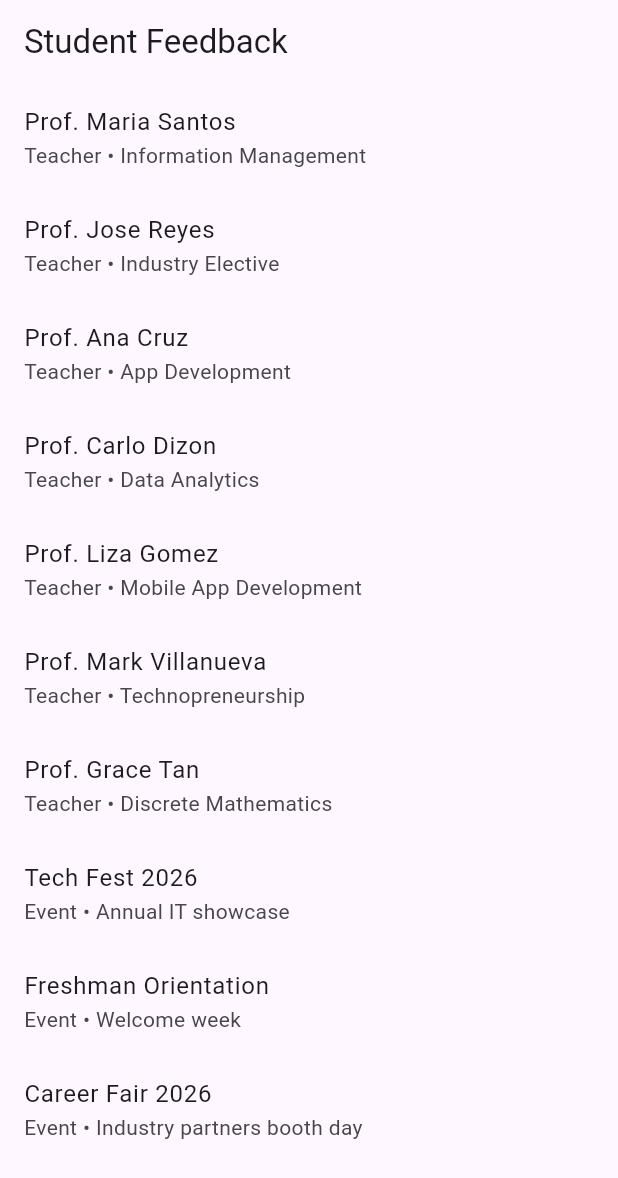
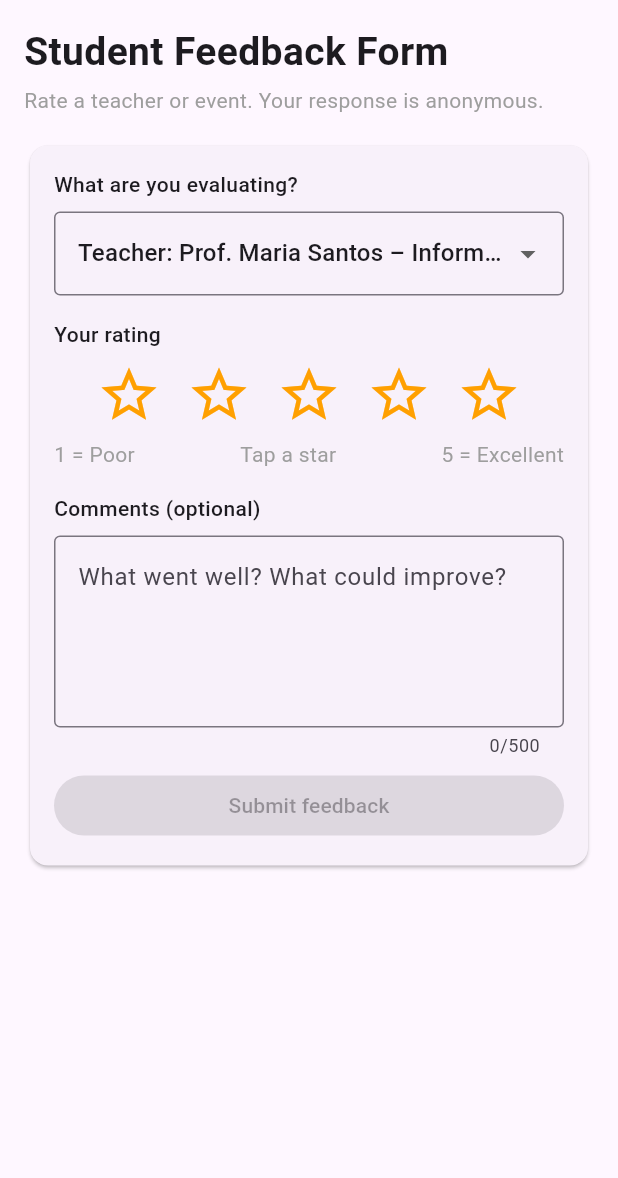
Before and after one commit to LoucilleMarieTupaz/CSIT284-Capstone-Tupaz, a Flutter app: the screen it shows after launch, on a phone screen of 412 x 824 dp. Shown: the top 1178 px of the screen. Run offline on Flutter 3.47's test engine with Material 3 defaults, Android fonts, the phone set to English and light mode, and no system bars.

Commit message:
Add Home and Evaluate Screens

```diff
--- a/capstone_tupaz/lib/main.dart
+++ b/capstone_tupaz/lib/main.dart
@@ -1,5 +1,5 @@
+import 'package:capstone_tupaz/screens/home_screen.dart';
 import 'package:flutter/material.dart';
-import 'data/dummy_data.dart';
 
 void main() {
   runApp(const MyApp());
@@ -14,19 +14,7 @@ class MyApp extends StatelessWidget {
       title: 'Student Feedback',
       debugShowCheckedModeBanner: false,
       theme: ThemeData(useMaterial3: true, colorSchemeSeed: Colors.deepPurple),
-      home: Scaffold(
-        appBar: AppBar(title: const Text('Student Feedback')),
-        body: ListView.builder(
-          itemCount: dummyTargets.length,
-          itemBuilder: (context, index) {
-            final target = dummyTargets[index];
-            return ListTile(
-              title: Text(target.name),
-              subtitle: Text('${target.typeLabel} • ${target.subtitle}'),
-            );
-          },
-        ),
-      ),
+      home: const HomeScreen(),
     );
   }
 }
--- /dev/null
+++ b/capstone_tupaz/lib/screens/evaluate_screen.dart
@@ -0,0 +1,145 @@
+import 'package:flutter/material.dart';
+import 'package:capstone_tupaz/data/dummy_data.dart';
+import 'package:capstone_tupaz/models/review.dart';
+import 'package:capstone_tupaz/models/target.dart';
+
+class EvaluateScreen extends StatefulWidget {
+  const EvaluateScreen({super.key});
+
+  @override
+  State<EvaluateScreen> createState() => _EvaluateScreenState();
+}
+
+class _EvaluateScreenState extends State<EvaluateScreen> {
+  final List<String> words = [
+    'Tap a star',
+    'Poor',
+    'Fair',
+    'Good',
+    'Very good',
+    'Excellent',
+  ];
+
+  Target selected = dummyTargets.first;
+  int rating = 0;
+  final TextEditingController commentController = TextEditingController();
+
+  @override
+  void dispose() {
+    commentController.dispose();
+    super.dispose();
+  }
+
+  void submit() {
+    dummyReviews.add(
+      Review(
+        targetId: selected.id,
+        rating: rating,
+        comment: commentController.text.trim(),
+      ),
+    );
+
+    ScaffoldMessenger.of(context).showSnackBar(
+      const SnackBar(
+        content: Text('Thank you! Your anonymous feedback was submitted.'),
+      ),
+    );
+
+    setState(() {
+      rating = 0;
+      commentController.clear();
+    });
+  }
+
+  @override
+  Widget build(BuildContext context) {
+    return Card(
+      child: Padding(
+        padding: const EdgeInsets.all(16),
+        child: Column(
+          crossAxisAlignment: CrossAxisAlignment.start,
+          children: [
+            const Text(
+              'What are you evaluating?',
+              style: TextStyle(fontWeight: FontWeight.w500),
+            ),
+            const SizedBox(height: 8),
+            DropdownButtonFormField<Target>(
+              value: selected,
+              isExpanded: true,
+              decoration: const InputDecoration(border: OutlineInputBorder()),
+              items: [
+                for (final t in dummyTargets)
+                  DropdownMenuItem(
+                    value: t,
+                    child: Text(
+                      '${t.typeLabel}: ${t.name} – ${t.subtitle}',
+                      overflow: TextOverflow.ellipsis,
+                    ),
+                  ),
+              ],
+              onChanged: (value) {
+                setState(() {
+                  selected = value!;
+                });
+              },
+            ),
+            const SizedBox(height: 16),
+            const Text(
+              'Your rating',
+              style: TextStyle(fontWeight: FontWeight.w500),
+            ),
+            Row(
+              mainAxisAlignment: MainAxisAlignment.center,
+              children: [
+                for (int i = 1; i <= 5; i++)
+                  IconButton(
+                    iconSize: 44,
+                    color: Colors.amber.shade700,
+                    icon: Icon(i <= rating ? Icons.star : Icons.star_border),
+                    onPressed: () {
+                      setState(() {
+                        rating = i;
+                      });
+                    },
+                  ),
+              ],
+            ),
+            Row(
+              mainAxisAlignment: MainAxisAlignment.spaceBetween,
+              children: [
+                const Text('1 = Poor', style: TextStyle(color: Colors.grey)),
+                Text(words[rating], style: const TextStyle(color: Colors.grey)),
+                const Text('5 = Excellent',
+                    style: TextStyle(color: Colors.grey)),
+              ],
+            ),
+            const SizedBox(height: 16),
+            const Text(
+              'Comments (optional)',
+              style: TextStyle(fontWeight: FontWeight.w500),
+            ),
+            const SizedBox(height: 8),
+            TextField(
+              controller: commentController,
+              maxLength: 500,
+              maxLines: 4,
+              decoration: const InputDecoration(
+                hintText: 'What went well? What could improve?',
+                border: OutlineInputBorder(),
+              ),
+            ),
+            const SizedBox(height: 8),
+            SizedBox(
+              width: double.infinity,
+              child: FilledButton(
+                onPressed: rating == 0 ? null : submit,
+                child: const Text('Submit feedback'),
+              ),
+            ),
+          ],
+        ),
+      ),
+    );
+  }
+}
--- /dev/null
+++ b/capstone_tupaz/lib/screens/home_screen.dart
@@ -0,0 +1,35 @@
+import 'package:flutter/material.dart';
+import 'package:capstone_tupaz/screens/evaluate_screen.dart';
+
+class HomeScreen extends StatelessWidget {
+  const HomeScreen({super.key});
+
+  @override
+  Widget build(BuildContext context) {
+    return Scaffold(
+      body: SafeArea(
+        child: Center(
+          child: ConstrainedBox(
+            constraints: const BoxConstraints(maxWidth: 720),
+            child: ListView(
+              padding: const EdgeInsets.all(16),
+              children: const [
+                Text(
+                  'Student Feedback Form',
+                  style: TextStyle(fontSize: 26, fontWeight: FontWeight.bold),
+                ),
+                SizedBox(height: 4),
+                Text(
+                  'Rate a teacher or event. Your response is anonymous.',
+                  style: TextStyle(color: Colors.grey),
+                ),
+                SizedBox(height: 16),
+                EvaluateScreen(),
+              ],
+            ),
+          ),
+        ),
+      ),
+    );
+  }
+}
```
